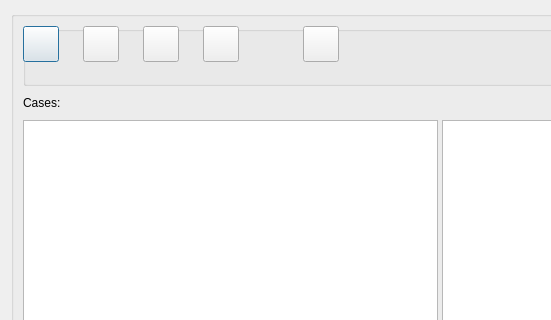
Old version of the form GUI_UIs/ui_dialog_cases.ui in the repository ccbogel/QualCoder; both pictures show x 0 to 551 and y 0 to 320 of the 880 by 670 pixel window.
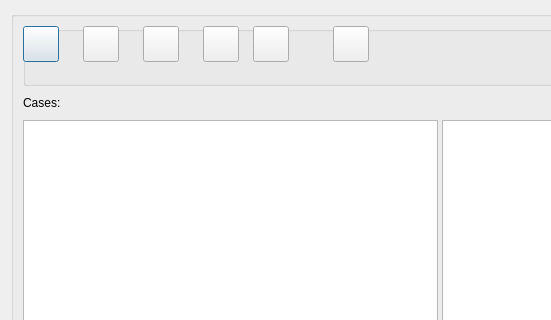
New version of the form.

Diff of the .ui file:
```diff
--- a/GUI_UIs/ui_dialog_cases.ui
+++ b/GUI_UIs/ui_dialog_cases.ui
@@ -112,7 +112,7 @@
         <widget class="QPushButton" name="pushButton_delete">
          <property name="geometry">
           <rect>
-           <x>280</x>
+           <x>310</x>
            <y>0</y>
            <width>36</width>
            <height>36</height>
@@ -201,6 +201,22 @@
           <string/>
          </property>
         </widget>
+        <widget class="QPushButton" name="pushButton_export_attributes">
+         <property name="geometry">
+          <rect>
+           <x>230</x>
+           <y>0</y>
+           <width>36</width>
+           <height>36</height>
+          </rect>
+         </property>
+         <property name="toolTip">
+          <string>&lt;html&gt;&lt;head/&gt;&lt;body&gt;&lt;p&gt;Export attributes as csv file&lt;/p&gt;&lt;/body&gt;&lt;/html&gt;</string>
+         </property>
+         <property name="text">
+          <string/>
+         </property>
+        </widget>
        </widget>
       </item>
      </layout>
```
